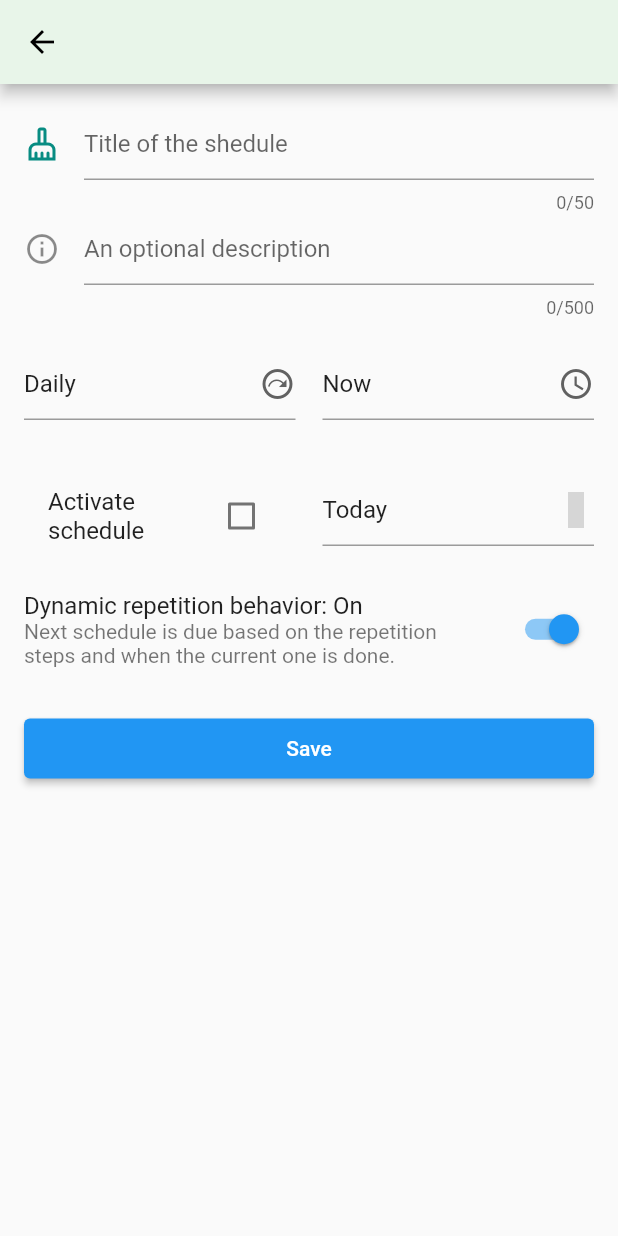
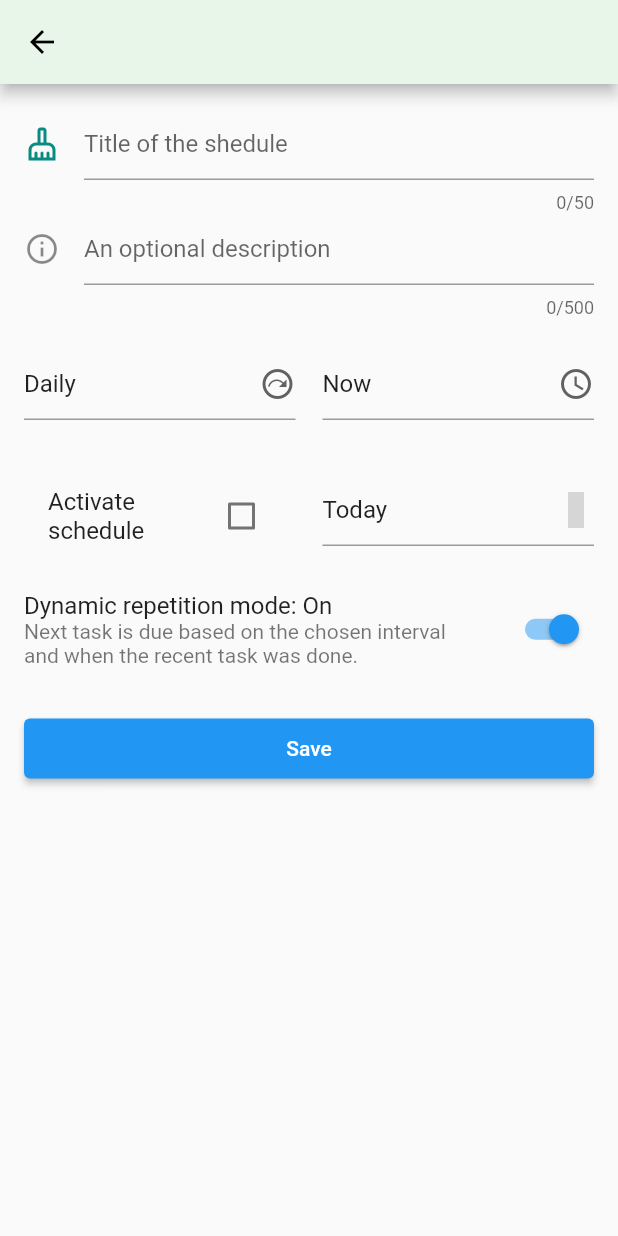
Before and after one commit to jenspfahl/EverydayTasks, a Flutter app: the ScheduledTaskForm screen opened directly with sample values from the repository, on a phone screen of 412 x 824 dp. Run offline on Flutter 3.47's test engine with Material 2 defaults, Android fonts, the phone set to English and light mode, and no system bars; our stand-ins replace file_picker, fl_chart, floor, flutter_local_notifications, flutter_translate, jiffy and 8 more; missing offline and left inert: flutter_treeview; accounts and stored records are empty; generated files the repository leaves out were written again; grey boxes are pictures that could not be loaded.

Commit message:
i18n schedules form

```diff
--- a/assets/i18n/en.json
+++ b/assets/i18n/en.json
@@ -39,6 +39,16 @@
     },
     "schedule": {
       "title_hint": "Title of the shedule",
+      "repetition_steps_hint": "Interval",
+      "repetition_steps_emphasis": "Select an interval of the task",
+      "due_at_hint": "Due at",
+      "due_at_emphasis": "Select when the task is due",
+      "activate_schedule": "Activate schedule",
+      "scheduled_from_hint": "Scheduled from",
+      "scheduled_from_emphasis": "Select when the schedule starts",
+      "repetition_mode": "Dynamic repetition mode",
+      "repetition_mode_dynamic": "Next task is due based on the chosen interval and when the recent task was done.",
+      "repetition_mode_fixed": "Next task is due based on the exact interval, no matter when the recent task was done.",
       "create": {
         "title": "Create new schedule",
         "success": "New schedule with name '{title}' has been created"
@@ -370,7 +380,7 @@
       "yesterday": "Yesterday",
       "today": "Today",
       "tomorrow": "Tomorrow",
-      "After tomorrow": "After tomorrow"
+      "after_tomorrow": "After tomorrow"
     },
     "times": {
       "now": "Now",
@@ -394,7 +404,9 @@
       "and": "and",
       "thereof": "thereof",
       "custom": "custom",
-      "around": "around"
+      "around": "around",
+      "on_for_enabled": "on",
+      "off_for_disabled": "off"
     }
   },
 
--- a/lib/model/When.dart
+++ b/lib/model/When.dart
@@ -146,7 +146,7 @@ class When {
       return asString;
     }
     final timeOfDay = fromWhenAtDayToTimeOfDay(whenAtDay, null);
-    return "Around ${formatTimeOfDay(timeOfDay)}";
+    return "${translate('common.words.around').capitalize()} ${formatTimeOfDay(timeOfDay)}";
   }
 
     static DateTime fromWhenOnDateToDate(WhenOnDate whenOnDate, DateTime? customDate) {
--- a/lib/ui/forms/ScheduledTaskForm.dart
+++ b/lib/ui/forms/ScheduledTaskForm.dart
@@ -9,6 +9,7 @@ import 'package:personaltasklogger/model/When.dart';
 import 'package:personaltasklogger/ui/RepetitionPicker.dart';
 import 'package:personaltasklogger/ui/dialogs.dart';
 import 'package:personaltasklogger/util/dates.dart';
+import 'package:personaltasklogger/util/extensions.dart';
 
 class ScheduledTaskForm extends StatefulWidget {
   final String formTitle;
@@ -157,9 +158,7 @@ class _ScheduledTaskFormState extends State<ScheduledTaskForm> {
                               child: DropdownButtonFormField<RepetitionStep?>(
                                 onTap: () => FocusScope.of(context).unfocus(),
                                 value: _selectedRepetitionStep,
-                                hint: Text(
-                                  'Repetition steps',
-                                ),
+                                hint: Text(translate('forms.schedule.repetition_steps_hint')),
                                 isExpanded: true,
                                 icon: Icon(Icons.next_plan_outlined),
                                 onChanged: (value) {
@@ -172,7 +171,7 @@ class _ScheduledTaskFormState extends State<ScheduledTaskForm> {
                                     ).then((okPressed) {
                                       if (okPressed ?? false) {
                                         setState(() {
-                                          //TODO map back to predefined repitirion steps if custom matches
+                                          //TODO map back to predefined repetition steps if custom matches
                                           _selectedRepetitionStep = RepetitionStep.CUSTOM;
                                           _customRepetition = tempSelectedRepetition;
                                         });
@@ -196,7 +195,7 @@ class _ScheduledTaskFormState extends State<ScheduledTaskForm> {
                                 }).toList(),
                                 validator: (RepetitionStep? value) {
                                   if (value == null || (value == RepetitionStep.CUSTOM && _customRepetition == null)) {
-                                    return "Please select a repetition";
+                                    return translate('forms.schedule.repetition_steps_emphasis');
                                   } else {
                                     return null;
                                   }
@@ -209,9 +208,7 @@ class _ScheduledTaskFormState extends State<ScheduledTaskForm> {
                               child: DropdownButtonFormField<AroundWhenAtDay?>(
                                 onTap: () => FocusScope.of(context).unfocus(),
                                 value: _selectedStartAt,
-                                hint: Text(
-                                  'Scheduled at',
-                                ),
+                                hint: Text(translate('forms.schedule.due_at_hint')),
                                 icon: Icon(Icons.watch_later_outlined),
                                 isExpanded: true,
                                 onChanged: (value) {
@@ -233,7 +230,7 @@ class _ScheduledTaskFormState extends State<ScheduledTaskForm> {
                                 },
                                 validator: (AroundWhenAtDay? value) {
                                   if (value == null || (value == AroundWhenAtDay.CUSTOM && _customStartAt == null)) {
-                                    return "Please select when the schedule starts";
+                                    return translate('forms.schedule.due_at_emphasis');
                                   } else {
                                     return null;
                                   }
@@ -262,7 +259,7 @@ class _ScheduledTaskFormState extends State<ScheduledTaskForm> {
                               height: 64.0,
                               width: (MediaQuery.of(context).size.width / 2) - 25,
                               child: CheckboxListTile(
-                                title: Text("Activate schedule"),
+                                title: Text(translate('forms.schedule.activate_schedule')),
                                 value: _isActive,
                                 onChanged: (bool? value) {
                                   setState(() {
@@ -277,9 +274,7 @@ class _ScheduledTaskFormState extends State<ScheduledTaskForm> {
                               child: DropdownButtonFormField<WhenOnDate?>(
                                 onTap: () => FocusScope.of(context).unfocus(),
                                 value: _selectedScheduleFrom,
-                                hint: Text(
-                                  'Scheduled from',
-                                ),
+                                hint: Text(translate('forms.schedule.scheduled_from_hint')),
                                 icon: Icon(MdiIcons.arrowExpandRight),
                                 isExpanded: true,
                                 onChanged: (value) {
@@ -320,7 +315,7 @@ class _ScheduledTaskFormState extends State<ScheduledTaskForm> {
                                 },
                                 validator: (WhenOnDate? value) {
                                   if (value == null || (value == WhenOnDate.CUSTOM && _customScheduleFrom == null)) {
-                                    return "Please select which day the schedule starts";
+                                    return translate('forms.schedule.scheduled_from_emphasis');
                                   } else {
                                     return null;
                                   }
@@ -344,10 +339,13 @@ class _ScheduledTaskFormState extends State<ScheduledTaskForm> {
                         padding: EdgeInsets.only(top: 10.0),
                         child: SwitchListTile(
                           contentPadding: EdgeInsets.zero,
-                          title: Text("Dynamic repetition behavior: ${_repetitionMode == RepetitionMode.DYNAMIC ? "On" : "Off"}"),
+                          title: Text("${translate('forms.schedule.repetition_mode').capitalize()}: ${_repetitionMode == RepetitionMode.DYNAMIC
+                              ? translate('common.words.on_for_enabled').capitalize()
+                              : translate('common.words.off_for_disabled').capitalize()
+                          }"),
                           subtitle: Text(_repetitionMode == RepetitionMode.DYNAMIC
-                              ? "Next schedule is due based on the repetition steps and when the current one is done."
-                              : "Next schedule is due based on the exact repetition steps."),
+                              ? translate('forms.schedule.repetition_mode_dynamic')
+                              : translate('forms.schedule.repetition_mode_fixed')),
                           value: _repetitionMode == RepetitionMode.DYNAMIC,
                           onChanged: (bool value) {
                             setState(() {
--- a/lib/util/extensions.dart
+++ b/lib/util/extensions.dart
@@ -1,6 +1,6 @@
 extension StringExtension on String {
   String capitalize() {
-    return "${this[0].toUpperCase()}${this.substring(1).toLowerCase()}";
+    return "${this[0].toUpperCase()}${this.substring(1)}";
   }
 }
 extension ListExtension<E> on List<E> {
```
Also changed, not shown: assets/i18n/de.json (+16 -4 lines).
